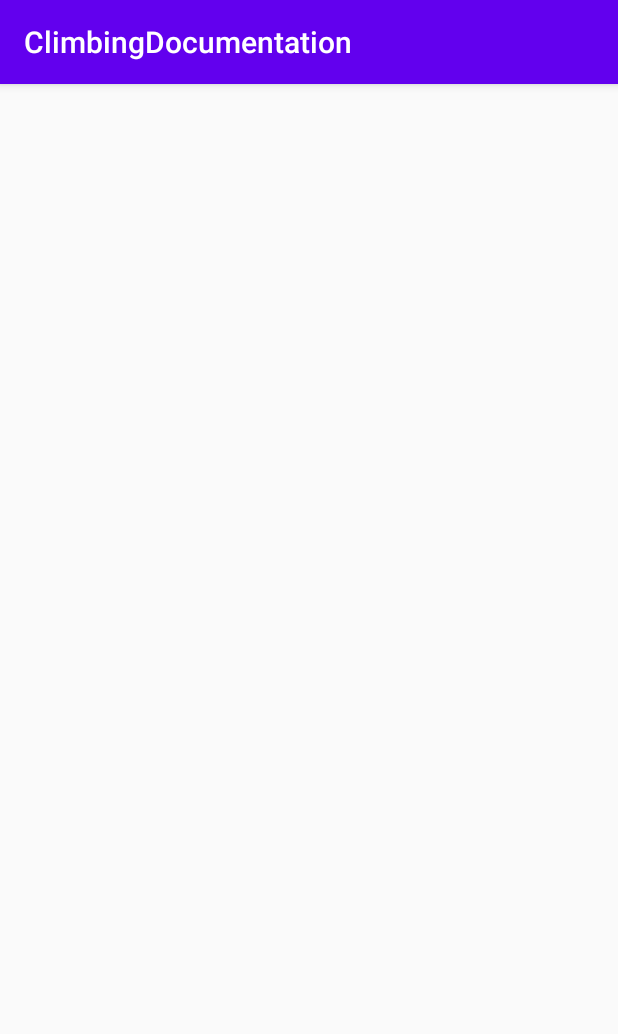
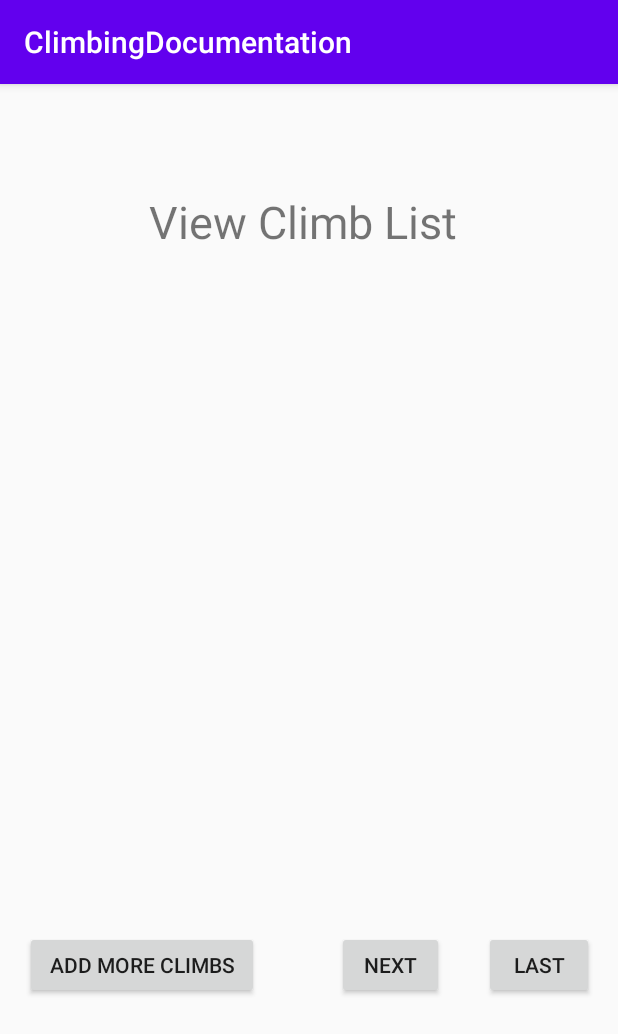
Before and after one commit to mikedigan8/java-kotlin-mcdigan, an Android app: the screen it shows after launch (DisplayActivity), after a tap on "VIEW LIST", on a phone screen of 412 x 824 dp. Shown: the top 1034 px of the screen. Run offline under Robolectric (Android 15) with nearby library versions, the phone set to English and light mode, and no system bars.

Commit message:
Continued work on the display activity files.

```diff
--- a/ClimbingDocumentation/app/src/main/java/edu/coloradomesa/cs/climbingdocumentation/DisplayActivity.kt
+++ b/ClimbingDocumentation/app/src/main/java/edu/coloradomesa/cs/climbingdocumentation/DisplayActivity.kt
@@ -8,10 +8,44 @@ import android.view.View
 
 import androidx.core.view.isEmpty
 import edu.coloradomesa.cs.climbingdocumentation.ClimbInfo
+import kotlinx.android.synthetic.main.activity_main.*
 
-import kotlinx.android.synthetic.main.activity_main.*
+import kotlinx.android.synthetic.main.display_climbs.*
 
 class DisplayActivity : AppCompatActivity() {
 
+    var i: Int = 0
 
+    override fun onCreate(savedInstanceState: Bundle?) {
+        val climbsList = intent.getSerializableExtra("climbsList") as? ArrayList<ClimbInfo>
+        super.onCreate(savedInstanceState)
+        setContentView(R.layout.display_climbs)
+        if (climbsList != null) {
+            if (i > climbsList.size - 1) i = climbsList.size - 1
+            else if (i < 0) i = 0
+            else if (climbsList.get(i).type == " ") {
+                dispClimbType.setText(R.string.no_climbs_in_list1)
+                dispClimbName.setText(R.string.no_climbs_in_list2)
+            }
+            else {
+                dispClimbType.setText(climbsList.get(i).type)
+                dispClimbName.setText(climbsList.get(i).name)
+                dispClimbGrade.setText(climbsList.get(i).grade)
+                dispClimbDate.setText(climbsList.get(i).date)
+            }
+        }
+    }
+
+    fun goToMainAct(view: View) {
+        val intent = Intent(this, MainActivity::class.java)
+        startActivity(intent)
+    }
+
+    fun nextClimb(view: View) {
+        i++;
+    }
+
+    fun lastClimb(view: View) {
+        i--;
+    }
 }
--- a/ClimbingDocumentation/app/src/main/res/layout/display_climbs.xml
+++ b/ClimbingDocumentation/app/src/main/res/layout/display_climbs.xml
@@ -4,13 +4,58 @@
     xmlns:tools="http://schemas.android.com/tools"
     android:layout_width="match_parent"
     android:layout_height="match_parent"
-    tools:context=".MainActivity">
+    tools:context=".DisplayActivity">
+
+    <Button
+        android:id="@+id/dispGoToMainAct"
+        android:layout_width="156dp"
+        android:layout_height="45dp"
+        android:layout_marginStart="16dp"
+        android:layout_marginTop="546dp"
+        android:layout_marginEnd="239dp"
+        android:layout_marginBottom="140dp"
+        android:onClick="goToMainAct"
+        android:text="@string/add_more_climbs"
+        app:layout_constraintBottom_toBottomOf="parent"
+        app:layout_constraintEnd_toEndOf="parent"
+        app:layout_constraintStart_toStartOf="parent"
+        app:layout_constraintTop_toTopOf="parent" />
+
+    <Button
+        android:id="@+id/lastClimb"
+        android:layout_width="73dp"
+        android:layout_height="45dp"
+        android:layout_marginStart="322dp"
+        android:layout_marginTop="546dp"
+        android:layout_marginEnd="16dp"
+        android:layout_marginBottom="140dp"
+        android:onClick="lastClimb"
+        android:text="@string/last"
+        app:layout_constraintBottom_toBottomOf="parent"
+        app:layout_constraintEnd_toEndOf="parent"
+        app:layout_constraintStart_toStartOf="parent"
+        app:layout_constraintTop_toTopOf="parent" />
+
+    <Button
+        android:id="@+id/dispNext"
+        android:layout_width="71dp"
+        android:layout_height="45dp"
+        android:layout_marginStart="224dp"
+        android:layout_marginTop="546dp"
+        android:layout_marginEnd="116dp"
+        android:layout_marginBottom="140dp"
+        android:onClick="nextClimb"
+        android:text="@string/next"
+        app:layout_constraintBottom_toBottomOf="parent"
+        app:layout_constraintEnd_toEndOf="parent"
+        app:layout_constraintStart_toStartOf="parent"
+        app:layout_constraintTop_toTopOf="parent" />
 
     <TextView
         android:id="@+id/headingMainAct"
         android:layout_width="212dp"
         android:layout_height="0dp"
-        android:layout_marginTop="32dp"
+        android:layout_marginTop="71dp"
         android:layout_marginBottom="68dp"
         android:text="@string/view_climb_list"
         android:textSize="30sp"
@@ -34,9 +79,7 @@
         android:id="@+id/dispClimbDate"
         android:layout_width="223dp"
         android:layout_height="0dp"
-        android:layout_marginBottom="442dp"
         android:textSize="24sp"
-        app:layout_constraintBottom_toBottomOf="parent"
         app:layout_constraintEnd_toEndOf="parent"
         app:layout_constraintStart_toStartOf="parent"
         app:layout_constraintTop_toBottomOf="@+id/dispClimbGrade" />
--- a/ClimbingDocumentation/app/src/main/res/values/strings.xml
+++ b/ClimbingDocumentation/app/src/main/res/values/strings.xml
@@ -12,4 +12,9 @@
     <string name="no_date">Enter a climb date</string>
     <string name="no_grade">Enter a climb grade</string>
     <string name="view_climb_list">View Climb List</string>
+    <string name="add_more_climbs">Add More Climbs</string>
+    <string name="last">Last</string>
+    <string name="next">Next</string>
+    <string name="no_climbs_in_list1">Add climbs to see</string>
+    <string name="no_climbs_in_list2">your list here</string>
 </resources>
```
Also changed, not shown: ClimbingDocumentation/app/src/main/java/edu/coloradomesa/cs/climbingdocumentation/ClimbInfo.kt (+36 -6 lines), ClimbingDocumentation/app/src/main/java/edu/coloradomesa/cs/climbingdocumentation/MainActivity.kt (+22 -12 lines), ClimbingDocumentation/app/src/main/res/layout/activity_main.xml (+37 -44 lines).
